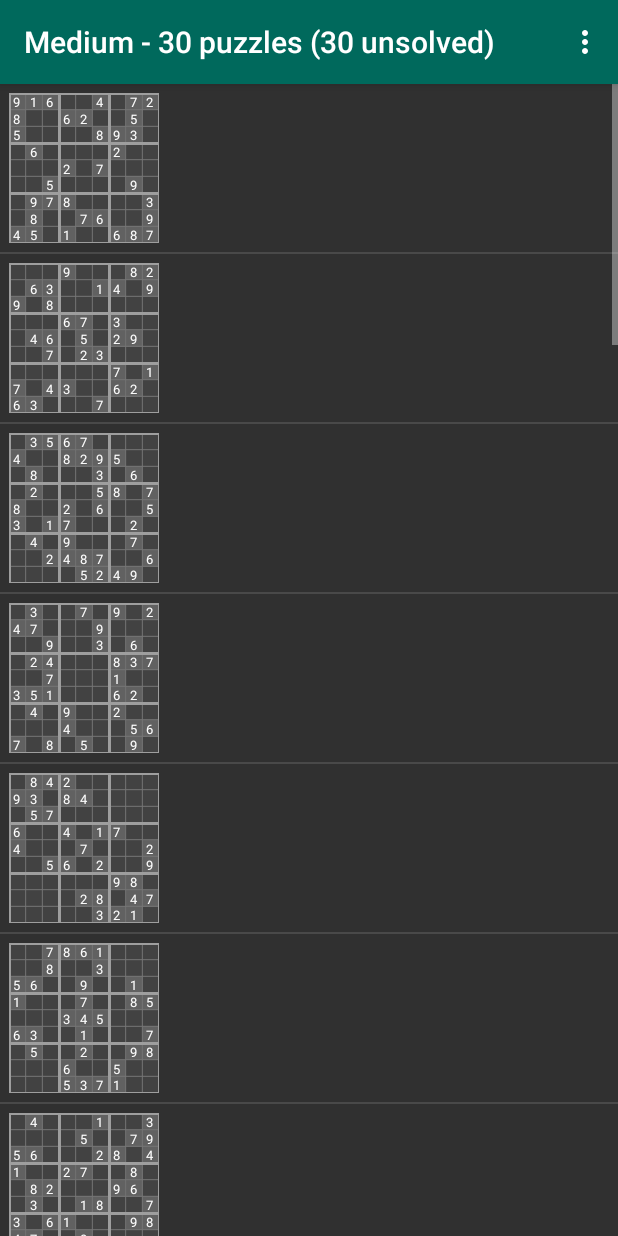
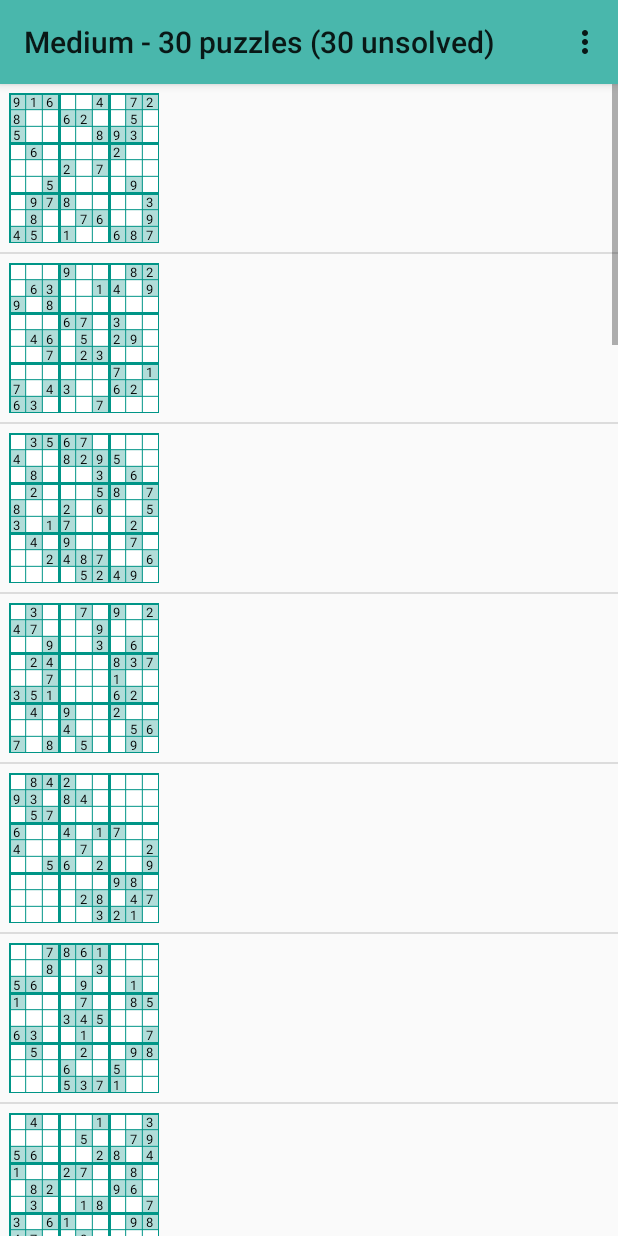
Before and after one commit to ogarcia/opensudoku, an Android app: the screen it shows after launch (SudokuListActivity), after a tap on "Medium", on a phone screen of 412 x 824 dp. Run offline under Robolectric (Android 15) with nearby library versions, the light colour scheme and no system bars.

Commit message:
Make the first-launch and fall-back theme 'Open Sudoku' instead of the Dark theme.

```diff
--- a/app/src/main/java/org/moire/opensudoku/gui/SudokuBoardCustomThemePreferenceGroup.java
+++ b/app/src/main/java/org/moire/opensudoku/gui/SudokuBoardCustomThemePreferenceGroup.java
@@ -121,7 +121,7 @@ public class SudokuBoardCustomThemePreferenceGroup extends PreferenceGroup imple
         SwitchPreference preference = (SwitchPreference) getPreference(0);
         SharedPreferences.Editor settingsEditor = mGameSettings.edit();
         String newTheme = preference.isChecked() ? "custom_light" : "custom";
-        if (!mGameSettings.getString("theme", "default").equals(newTheme)) {
+        if (!mGameSettings.getString("theme", "open_sudoku").equals(newTheme)) {
             settingsEditor.putString("theme", newTheme);
         }
         settingsEditor.apply();
@@ -248,7 +248,7 @@ public class SudokuBoardCustomThemePreferenceGroup extends PreferenceGroup imple
     }
 
     private void updateThemePreview() {
-        String themeName = mGameSettings.getString("theme", "default");
+        String themeName = mGameSettings.getString("theme", "open_sudoku");
         ThemeUtils.applyThemeToSudokuBoardViewFromContext(themeName, mBoard, getContext());
     }
 
--- a/app/src/main/java/org/moire/opensudoku/gui/SudokuPlayActivity.java
+++ b/app/src/main/java/org/moire/opensudoku/gui/SudokuPlayActivity.java
@@ -188,7 +188,7 @@ public class SudokuPlayActivity extends ThemedActivity {
 
         mFillInNotesEnabled = gameSettings.getBoolean("fill_in_notes_enabled", false);
 
-        String theme = gameSettings.getString("theme", "default");
+        String theme = gameSettings.getString("theme", "open_sudoku");
         if (theme.equals("custom") || theme.equals("custom_light")) {
             mSudokuBoard.setLineColor(gameSettings.getInt("custom_theme_lineColor", R.color.default_lineColor));
             mSudokuBoard.setSectorLineColor(gameSettings.getInt("custom_theme_sectorLineColor", R.color.default_sectorLineColor));
--- a/app/src/main/java/org/moire/opensudoku/utils/ThemeUtils.java
+++ b/app/src/main/java/org/moire/opensudoku/utils/ThemeUtils.java
@@ -102,7 +102,7 @@ public class ThemeUtils {
 
     public static String getCurrentThemeFromPreferences(Context context) {
         SharedPreferences gameSettings = PreferenceManager.getDefaultSharedPreferences(context);
-        return gameSettings.getString("theme", "default");
+        return gameSettings.getString("theme", "open_sudoku");
     }
 
     public static int getThemeResourceIdFromPreferences(Context context) {
--- a/app/src/main/res/xml/game_settings.xml
+++ b/app/src/main/res/xml/game_settings.xml
@@ -73,7 +73,7 @@
             android:summary="@string/show_hints_summary"
             android:title="@string/show_hints" />
         <org.moire.opensudoku.gui.SudokuBoardThemePreference
-            android:defaultValue="default"
+            android:defaultValue="open_sudoku"
             android:dialogTitle="@string/select_theme"
             android:entries="@array/theme_names"
             android:entryValues="@array/theme_codes"
```
